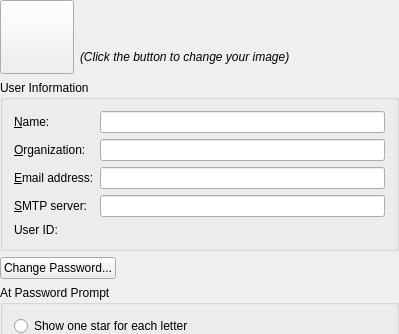
Before: the Qt Designer form kdepasswd/kcm/main_widget.ui in KDE/konqueror, drawn with Qt 5; both pictures show x 0 to 399 and y 0 to 334 of the 399 by 557 pixel window.
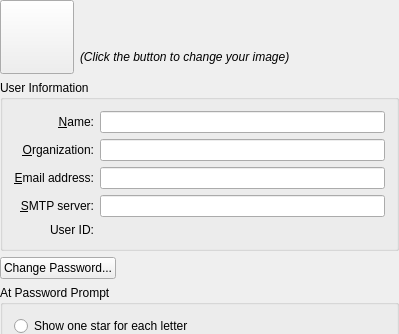
After: the same form once the commit is applied. Custom widgets are drawn as their Qt base class.

Commit message:
HIG fixes from our usability overlady
I'm commiting them because they seem quite straighforward fixes

If anyone disagrees please comment to Celeste so we can have a more refined HIG

Patch:
```diff
--- a/kdepasswd/kcm/main_widget.ui
+++ b/kdepasswd/kcm/main_widget.ui
@@ -99,6 +99,9 @@
         <property name="text" >
          <string>&amp;Name:</string>
         </property>
+        <property name="alignment" >
+         <set>Qt::AlignRight|Qt::AlignTrailing|Qt::AlignVCenter</set>
+        </property>
         <property name="wordWrap" >
          <bool>false</bool>
         </property>
@@ -119,6 +122,9 @@
         <property name="text" >
          <string>&amp;Organization:</string>
         </property>
+        <property name="alignment" >
+         <set>Qt::AlignRight|Qt::AlignTrailing|Qt::AlignVCenter</set>
+        </property>
         <property name="wordWrap" >
          <bool>false</bool>
         </property>
@@ -139,6 +145,9 @@
         <property name="text" >
          <string>&amp;Email address:</string>
         </property>
+        <property name="alignment" >
+         <set>Qt::AlignRight|Qt::AlignTrailing|Qt::AlignVCenter</set>
+        </property>
         <property name="wordWrap" >
          <bool>false</bool>
         </property>
@@ -159,6 +168,9 @@
         <property name="text" >
          <string>&amp;SMTP server:</string>
         </property>
+        <property name="alignment" >
+         <set>Qt::AlignRight|Qt::AlignTrailing|Qt::AlignVCenter</set>
+        </property>
         <property name="wordWrap" >
          <bool>false</bool>
         </property>
@@ -179,6 +191,9 @@
         <property name="text" >
          <string>User ID:</string>
         </property>
+        <property name="alignment" >
+         <set>Qt::AlignRight|Qt::AlignTrailing|Qt::AlignVCenter</set>
+        </property>
         <property name="wordWrap" >
          <bool>false</bool>
         </property>
```
